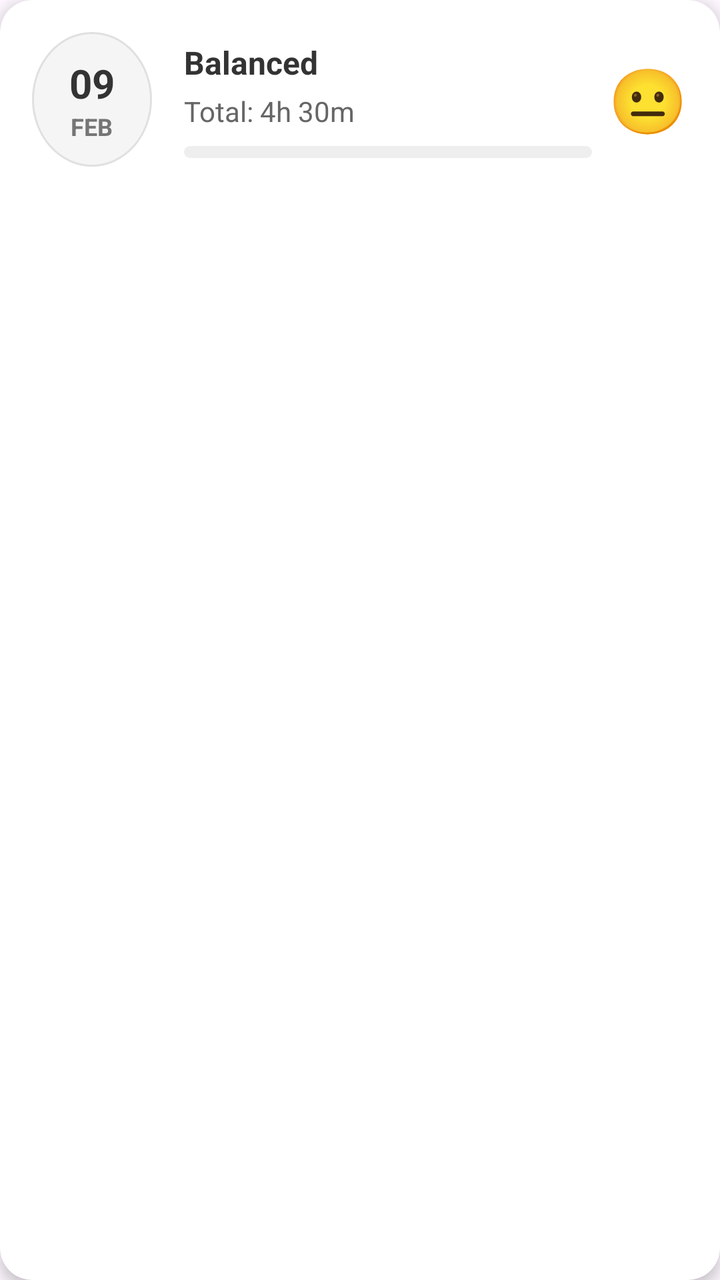
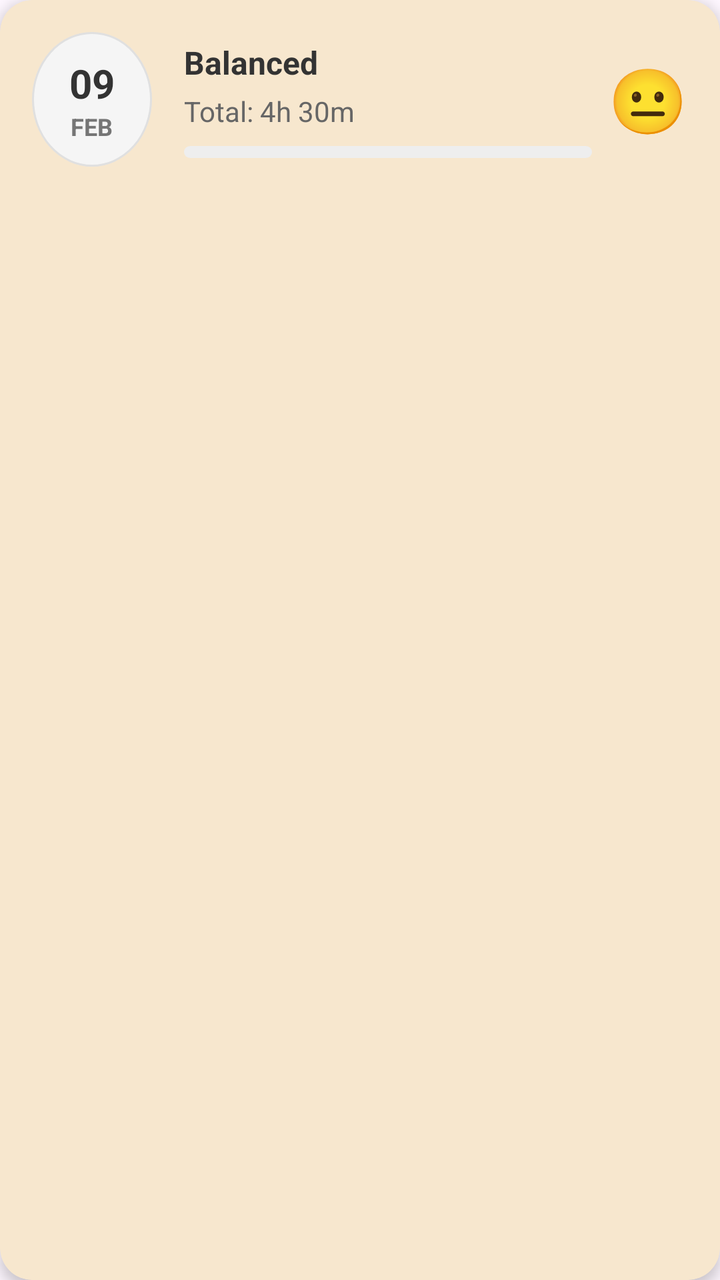

Compare the two renders of this Android layout. The source of the first and the diff that turns it into the second are given below.
<!-- AndroidManifest.xml: application theme Theme.PhoneMoodTranslator -->
<!-- res/layout/item_history_day.xml -->
<?xml version="1.0" encoding="utf-8"?>
<androidx.cardview.widget.CardView xmlns:android="http://schemas.android.com/apk/res/android"
    xmlns:app="http://schemas.android.com/apk/res-auto"
    android:layout_width="match_parent"
    android:layout_height="wrap_content"
    android:layout_marginHorizontal="16dp"
    android:layout_marginVertical="8dp"
    app:cardCornerRadius="16dp"
    app:cardElevation="4dp"
    app:cardBackgroundColor="#FFFFFF">

    <LinearLayout
        android:layout_width="match_parent"
        android:layout_height="wrap_content"
        android:orientation="horizontal"
        android:gravity="center_vertical"
        android:padding="16dp">

        <LinearLayout
            android:layout_width="wrap_content"
            android:layout_height="wrap_content"
            android:orientation="vertical"
            android:gravity="center"
            android:background="@drawable/bg_circle_light"
            android:padding="12dp"
            android:minWidth="60dp">

            <TextView
                android:id="@+id/tvDayDate"
                android:layout_width="wrap_content"
                android:layout_height="wrap_content"
                android:text="09"
                android:textSize="20sp"
                android:textStyle="bold"
                android:textColor="#333333"/>

            <TextView
                android:id="@+id/tvDayMonth"
                android:layout_width="wrap_content"
                android:layout_height="wrap_content"
                android:text="FEB"
                android:textSize="12sp"
                android:textStyle="bold"
                android:textColor="#757575"/>
        </LinearLayout>

        <LinearLayout
            android:layout_width="0dp"
            android:layout_height="wrap_content"
            android:layout_weight="1"
            android:orientation="vertical"
            android:paddingStart="16dp"
            android:paddingEnd="8dp">

            <TextView
                android:id="@+id/tvMoodTitle"
                android:layout_width="wrap_content"
                android:layout_height="wrap_content"
                android:text="Balanced"
                android:textSize="16sp"
                android:textStyle="bold"
                android:textColor="#333333"/>

            <TextView
                android:id="@+id/tvTotalTime"
                android:layout_width="wrap_content"
                android:layout_height="wrap_content"
                android:text="Total: 4h 30m"
                android:textSize="14sp"
                android:textColor="#666666"
                android:layout_marginTop="4dp"/>

            <ProgressBar
                android:id="@+id/pbDailyHealth"
                style="?android:attr/progressBarStyleHorizontal"
                android:layout_width="match_parent"
                android:layout_height="6dp"
                android:layout_marginTop="8dp"
                android:progress="0"
                android:max="1000"
                android:progressDrawable="@drawable/progress_rounded"/>

        </LinearLayout>

        <TextView
            android:id="@+id/tvMoodEmoji"
            android:layout_width="wrap_content"
            android:layout_height="wrap_content"
            android:text="😐"
            android:textSize="32sp"/>

    </LinearLayout>

</androidx.cardview.widget.CardView>
<!-- resources referenced by this layout -->
<resources>
  <!-- drawable bg_circle_light (drawable) -->
  <?xml version="1.0" encoding="utf-8"?>
  <shape xmlns:android="http://schemas.android.com/apk/res/android"
      android:shape="oval">
      <solid android:color="#F5F5F5"/> <stroke android:width="1dp" android:color="#E0E0E0"/> </shape>
  <!-- drawable progress_rounded (drawable) -->
  <?xml version="1.0" encoding="utf-8"?>
  <layer-list xmlns:android="http://schemas.android.com/apk/res/android">
      <item android:id="@android:id/background">
          <shape>
              <corners android:radius="8dp"/>
              <solid android:color="#EEEEEE"/>
          </shape>
      </item>
  
      <item android:id="@android:id/progress">
          <scale android:scaleWidth="100%">
              <shape>
                  <corners android:radius="8dp"/>
                  <solid android:color="#6200EE"/> </shape>
          </scale>
      </item>
  </layer-list>
  <style name="Theme.PhoneMoodTranslator" parent="Base.Theme.PhoneMoodTranslator" />
  <style name="Base.Theme.PhoneMoodTranslator" parent="Theme.Material3.DayNight.NoActionBar">
          
          
      </style>
</resources>

<!-- the commit's change to res/layout/item_history_day.xml (unified diff, before → after) -->
@@ -7,14 +7,15 @@
     android:layout_marginVertical="8dp"
     app:cardCornerRadius="16dp"
     app:cardElevation="4dp"
-    app:cardBackgroundColor="#FFFFFF">
+    app:cardBackgroundColor="#F7E7CE">
 
     <LinearLayout
         android:layout_width="match_parent"
         android:layout_height="wrap_content"
         android:orientation="horizontal"
         android:gravity="center_vertical"
-        android:padding="16dp">
+        android:padding="16dp"
+        android:background="@android:color/transparent">
 
         <LinearLayout
             android:layout_width="wrap_content"
